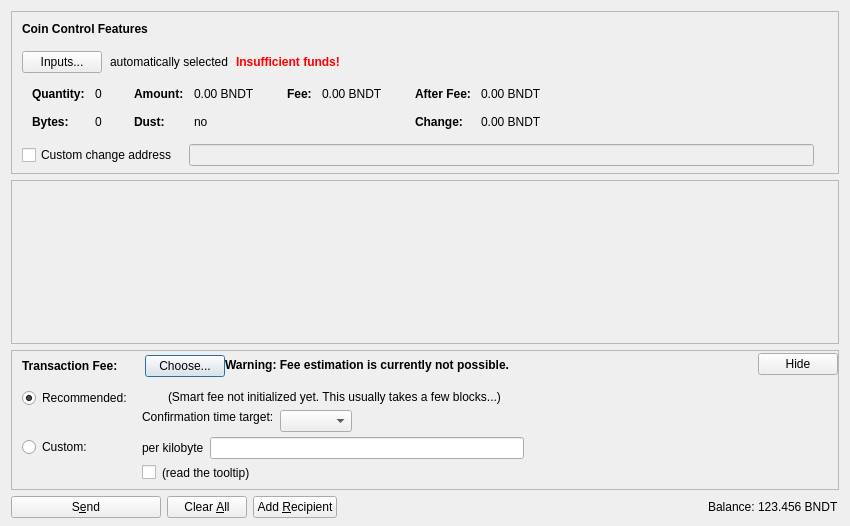
Old version of the form src/qt/forms/sendcoinsdialog.ui in the repository sunrisellc/bandito.
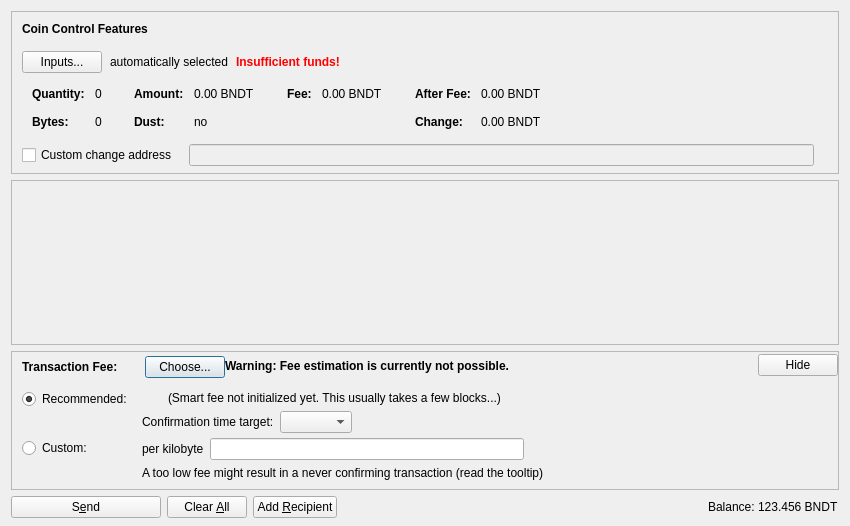
New version of the form. Icons and pictures are not drawn. Custom widgets are drawn as their Qt base class.

What changed in the file:
```diff
--- a/src/qt/forms/sendcoinsdialog.ui
+++ b/src/qt/forms/sendcoinsdialog.ui
@@ -878,17 +878,7 @@
                <item>
                 <layout class="QHBoxLayout" name="horizontalLayoutFee8">
                  <item>
-                  <widget class="QCheckBox" name="checkBoxMinimumFee">
-                   <property name="toolTip">
-                    <string>Paying only the minimum fee is just fine as long as there is less transaction volume than space in the blocks. But be aware that this can end up in a never confirming transaction once there is more demand for bandito transactions than the network can process.</string>
-                   </property>
-                   <property name="text">
-                    <string/>
-                   </property>
-                  </widget>
-                 </item>
-                 <item>
-                  <widget class="QLabel" name="labelMinFeeWarning">
+                  <widget class="QLabel" name="labelCustomFeeWarning">
                    <property name="enabled">
                     <bool>true</bool>
                    </property>
@@ -896,10 +886,7 @@
                     <string>Paying only the minimum fee is just fine as long as there is less transaction volume than space in the blocks. But be aware that this can end up in a never confirming transaction once there is more demand for bandito transactions than the network can process.</string>
                    </property>
                    <property name="text">
-                    <string>(read the tooltip)</string>
-                   </property>
-                   <property name="margin">
-                    <number>5</number>
+                    <string>A too low fee might result in a never confirming transaction (read the tooltip)</string>
                    </property>
                   </widget>
                  </item>
@@ -992,9 +979,6 @@
                    <property name="text">
                     <string/>
                    </property>
-                   <property name="margin">
-                    <number>2</number>
-                   </property>
                   </widget>
                  </item>
                  <item>
@@ -1009,9 +993,6 @@
                    <property name="text">
                     <string>(Smart fee not initialized yet. This usually takes a few blocks...)</string>
                    </property>
-                   <property name="margin">
-                    <number>2</number>
-                   </property>
                   </widget>
                  </item>
                  <item>
@@ -1038,24 +1019,8 @@
                      <property name="text">
                       <string>Confirmation time target:</string>
                      </property>
-                     <property name="margin">
-                      <number>2</number>
-                     </property>
                     </widget>
                    </item>
-                   <item>
-                    <spacer name="verticalSpacer_3">
-                     <property name="orientation">
-                      <enum>Qt::Vertical</enum>
-                     </property>
-                     <property name="sizeHint" stdset="0">
-                      <size>
-                       <width>1</width>
-                       <height>1</height>
-                      </size>
-                     </property>
-                    </spacer>
-                   </item>
                   </layout>
                  </item>
                  <item>
```
Left out of the diff: 2 changed lines with no effect on the pictures.
